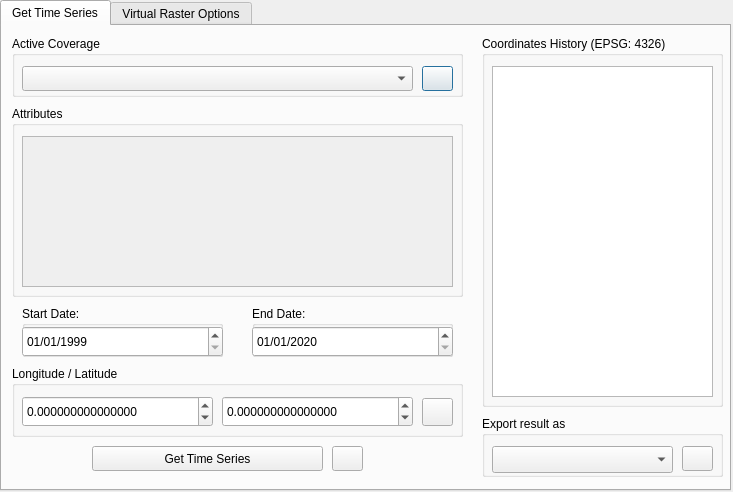
This is wtss_plugin/wtss_qgis_dialog_base.ui in brazil-data-cube/wtss-qgis as Qt 5 draws it before an edit. The edited form follows.
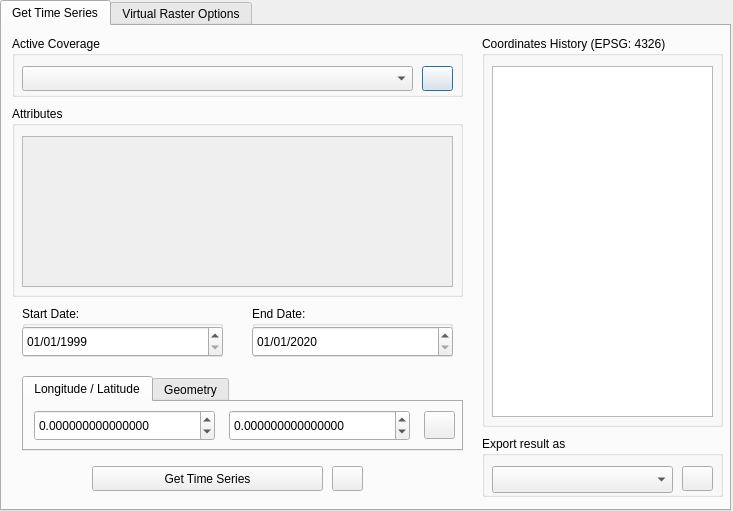
This is the edited form.

Commit message: Adicionando controle para recuperar um polígono selecionado pelo usuário #113

```diff
--- a/wtss_plugin/wtss_qgis_dialog_base.ui
+++ b/wtss_plugin/wtss_qgis_dialog_base.ui
@@ -7,7 +7,7 @@
     <x>0</x>
     <y>0</y>
     <width>733</width>
-    <height>492</height>
+    <height>511</height>
    </rect>
   </property>
   <property name="windowTitle">
@@ -25,7 +25,7 @@
      <x>0</x>
      <y>0</y>
      <width>731</width>
-     <height>491</height>
+     <height>511</height>
     </rect>
    </property>
    <property name="tabPosition">
@@ -81,7 +81,7 @@
      <property name="geometry">
       <rect>
        <x>480</x>
-       <y>390</y>
+       <y>410</y>
        <width>241</width>
        <height>61</height>
       </rect>
@@ -124,7 +124,7 @@
        <x>480</x>
        <y>10</y>
        <width>241</width>
-       <height>371</height>
+       <height>391</height>
       </rect>
      </property>
      <property name="title">
@@ -136,7 +136,7 @@
         <x>10</x>
         <y>30</y>
         <width>221</width>
-        <height>331</height>
+        <height>351</height>
        </rect>
       </property>
       <property name="editTriggers">
@@ -223,7 +223,7 @@
      <property name="geometry">
       <rect>
        <x>90</x>
-       <y>420</y>
+       <y>440</y>
        <width>231</width>
        <height>25</height>
       </rect>
@@ -238,87 +238,11 @@
       <bool>false</bool>
      </property>
     </widget>
-    <widget class="QGroupBox" name="longitudelatitudeBox">
-     <property name="geometry">
-      <rect>
-       <x>10</x>
-       <y>340</y>
-       <width>451</width>
-       <height>71</height>
-      </rect>
-     </property>
-     <property name="title">
-      <string>Longitude / Latitude</string>
-     </property>
-     <widget class="QDoubleSpinBox" name="input_longitude">
-      <property name="geometry">
-       <rect>
-        <x>10</x>
-        <y>30</y>
-        <width>191</width>
-        <height>31</height>
-       </rect>
-      </property>
-      <property name="decimals">
-       <number>15</number>
-      </property>
-      <property name="minimum">
-       <double>-180.000000000000000</double>
-      </property>
-      <property name="maximum">
-       <double>180.000000000000000</double>
-      </property>
-      <property name="singleStep">
-       <double>0.500000000000000</double>
-      </property>
-      <property name="value">
-       <double>0.000000000000000</double>
-      </property>
-     </widget>
-     <widget class="QPushButton" name="zoom_selected_point">
-      <property name="geometry">
-       <rect>
-        <x>410</x>
-        <y>32</y>
-        <width>31</width>
-        <height>28</height>
-       </rect>
-      </property>
-      <property name="text">
-       <string/>
-      </property>
-     </widget>
-     <widget class="QDoubleSpinBox" name="input_latitude">
-      <property name="geometry">
-       <rect>
-        <x>210</x>
-        <y>30</y>
-        <width>191</width>
-        <height>31</height>
-       </rect>
-      </property>
-      <property name="decimals">
-       <number>15</number>
-      </property>
-      <property name="minimum">
-       <double>-90.000000000000000</double>
-      </property>
-      <property name="maximum">
-       <double>90.000000000000000</double>
-      </property>
-      <property name="singleStep">
-       <double>0.500000000000000</double>
-      </property>
-      <property name="value">
-       <double>0.000000000000000</double>
-      </property>
-     </widget>
-    </widget>
     <widget class="QPushButton" name="show_help_button">
      <property name="geometry">
       <rect>
        <x>330</x>
-       <y>420</y>
+       <y>440</y>
        <width>31</width>
        <height>25</height>
       </rect>
@@ -363,6 +287,118 @@
       </property>
      </widget>
     </widget>
+    <widget class="QTabWidget" name="location_tabs">
+     <property name="geometry">
+      <rect>
+       <x>20</x>
+       <y>350</y>
+       <width>441</width>
+       <height>75</height>
+      </rect>
+     </property>
+     <property name="contextMenuPolicy">
+      <enum>Qt::NoContextMenu</enum>
+     </property>
+     <property name="currentIndex">
+      <number>0</number>
+     </property>
+     <widget class="QWidget" name="longlat_input_tab">
+      <property name="enabled">
+       <bool>true</bool>
+      </property>
+      <attribute name="title">
+       <string>Longitude / Latitude</string>
+      </attribute>
+      <widget class="QDoubleSpinBox" name="input_longitude">
+       <property name="geometry">
+        <rect>
+         <x>10</x>
+         <y>8</y>
+         <width>181</width>
+         <height>31</height>
+        </rect>
+       </property>
+       <property name="decimals">
+        <number>15</number>
+       </property>
+       <property name="minimum">
+        <double>-180.000000000000000</double>
+       </property>
+       <property name="maximum">
+        <double>180.000000000000000</double>
+       </property>
+       <property name="singleStep">
+        <double>0.500000000000000</double>
+       </property>
+       <property name="value">
+        <double>0.000000000000000</double>
+       </property>
+      </widget>
+      <widget class="QDoubleSpinBox" name="input_latitude">
+       <property name="geometry">
+        <rect>
+         <x>205</x>
+         <y>8</y>
+         <width>181</width>
+         <height>31</height>
+        </rect>
+       </property>
+       <property name="decimals">
+        <number>15</number>
+       </property>
+       <property name="minimum">
+        <double>-90.000000000000000</double>
+       </property>
+       <property name="maximum">
+        <double>90.000000000000000</double>
+       </property>
+       <property name="singleStep">
+        <double>0.500000000000000</double>
+       </property>
+       <property name="value">
+        <double>0.000000000000000</double>
+       </property>
+      </widget>
+      <widget class="QPushButton" name="zoom_selected_point">
+       <property name="geometry">
+        <rect>
+         <x>400</x>
+         <y>9</y>
+         <width>31</width>
+         <height>28</height>
+        </rect>
+       </property>
+       <property name="text">
+        <string/>
+       </property>
+      </widget>
+     </widget>
+     <widget class="QWidget" name="geometry_polygon_tab">
+      <attribute name="title">
+       <string>Geometry</string>
+      </attribute>
+      <widget class="QComboBox" name="available_layer_polygons">
+       <property name="geometry">
+        <rect>
+         <x>160</x>
+         <y>10</y>
+         <width>261</width>
+         <height>25</height>
+        </rect>
+       </property>
+      </widget>
+      <widget class="QComboBox" name="available_layers">
+       <property name="geometry">
+        <rect>
+         <x>10</x>
+         <y>10</y>
+         <width>141</width>
+         <height>25</height>
+        </rect>
+       </property>
+      </widget>
+     </widget>
+    </widget>
    </widget>
    <widget class="QWidget" name="tab">
     <attribute name="title">
@@ -517,7 +553,7 @@
      <x>0</x>
      <y>0</y>
      <width>731</width>
-     <height>491</height>
+     <height>511</height>
     </rect>
    </property>
    <property name="text">
```
Left out of the diff: 2 changed lines with no effect on the pictures. The commit also changes 1 other file.
